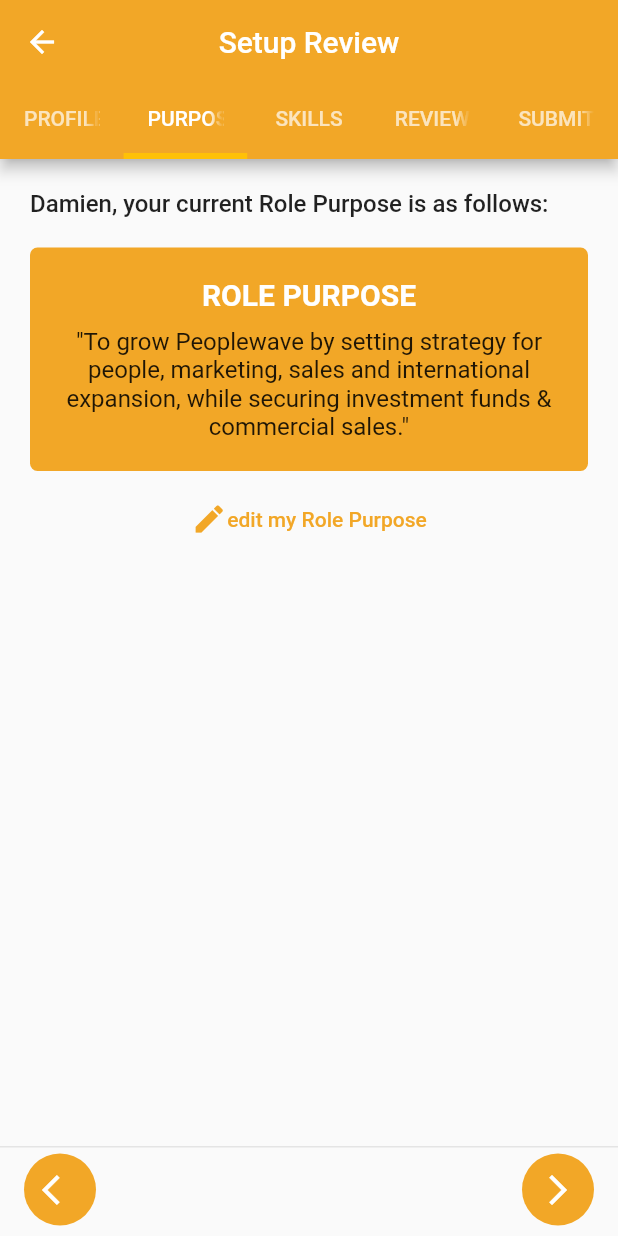
After one commit to rosemalejohn/my-flutter-genesis-app, a Flutter app: the SetupReview screen opened by its route, tab 2 chosen, after a tap on the "arrow back ios" icon, after a tap on "ALL SET", on a phone screen of 412 x 824 dp. The commit adds this screen. Run offline on Flutter 3.47's test engine with Material 2 defaults, Android fonts, the phone set to English and light mode, and no system bars; network calls fail.

Commit message:
Polish profile page and add setup review screens

```diff
--- a/lib/routes.dart
+++ b/lib/routes.dart
@@ -5,8 +5,9 @@ import 'package:performancewave/screens/doingreview/start.dart';
 import 'package:performancewave/screens/login.dart';
 import 'package:performancewave/screens/profile/index.dart';
 import 'package:performancewave/screens/ranking.dart';
-import 'package:performancewave/screens/review-setup/index.dart';
-import 'package:performancewave/screens/setup_review.dart';
+import 'package:performancewave/screens/review_setup/index.dart';
+import 'package:performancewave/screens/setup_review/index.dart';
+import 'package:performancewave/screens/setup_review/start.dart';
 import 'package:performancewave/screens/team_stats/index.dart';
 
 Object routes (context) {
@@ -16,6 +17,7 @@ Object routes (context) {
     '/do-review/start': (context) => StartReview(),
     '/do-review': (context) => DoingReview(),
     '/profile': (context) => Profile(),
+    '/setup-review/start': (context) => StartReviewSetup(),
     '/setup-review': (context) => SetupReview(),
     '/rankings': (context) => Rankings(),
     '/team-stats': (context) => TeamStats(),
--- a/lib/screens/change_password.dart
+++ b/lib/screens/change_password.dart
@@ -20,7 +20,7 @@ class ChangePassword extends StatelessWidget {
                   ),
                 ),
                 Padding(
-                  padding: const EdgeInsets.all(10.0),
+                  padding: const EdgeInsets.symmetric(vertical: 10.0),
                   child: Divider(),
                 ),
                 Text(
--- a/lib/screens/dashboard/index.dart
+++ b/lib/screens/dashboard/index.dart
@@ -32,7 +32,7 @@ class Dashboard extends StatelessWidget {
         ),
         floatingActionButton: FloatingActionButton(
           onPressed: () {
-            Navigator.pushNamed(context, '/setup-review');
+            Navigator.pushNamed(context, '/setup-review/start');
           },
           tooltip: 'Setup review',
           child: Icon(Icons.add),
--- a/lib/screens/dashboard/stats.dart
+++ b/lib/screens/dashboard/stats.dart
@@ -7,7 +7,7 @@ class StatsTabContent extends StatelessWidget {
     return ListView(
       children: <Widget>[
         Padding(
-          padding: const EdgeInsets.all(20.0),
+          padding: const EdgeInsets.only(top: 20.0, left: 20.0, right: 20.0),
           child: Column(
             children: <Widget>[
               WaveStatFilter(),
--- a/lib/screens/review-setup/index.dart
+++ b/lib/screens/review_setup/index.dart
@@ -1,6 +1,6 @@
 import 'package:flutter/material.dart';
-import 'package:performancewave/screens/review-setup/directs.dart';
-import 'package:performancewave/screens/review-setup/self.dart';
+import 'package:performancewave/screens/review_setup/directs.dart';
+import 'package:performancewave/screens/review_setup/self.dart';
 import 'package:performancewave/widgets/app_drawer.dart';
 import 'package:performancewave/widgets/notification_drawer.dart';
 
--- a/lib/screens/review-setup/self.dart
+++ b/lib/screens/review_setup/self.dart
@@ -1,5 +1,5 @@
 import 'package:flutter/material.dart';
-import 'package:performancewave/screens/review-setup/setup.dart';
+import 'package:performancewave/screens/review_setup/setup.dart';
 
 class SelfTab extends StatelessWidget {
   @override
--- /dev/null
+++ b/lib/screens/setup_review/index.dart
@@ -0,0 +1,131 @@
+import 'package:flutter/material.dart';
+import 'package:performancewave/screens/setup_review/profile.dart';
+import 'package:performancewave/screens/setup_review/purpose.dart';
+import 'package:performancewave/screens/setup_review/reviewers.dart';
+import 'package:performancewave/screens/setup_review/skills.dart';
+import 'package:performancewave/screens/setup_review/submit.dart';
+import 'package:performancewave/widgets/button.dart';
+
+class SetupReview extends StatefulWidget {
+  @override
+  _SetupReviewState createState() => _SetupReviewState();
+}
+
+class _SetupReviewState extends State<SetupReview> with SingleTickerProviderStateMixin {
+
+  TabController _tabController;
+  int _tabInitialIndex;
+
+  @override
+  void initState() {
+    super.initState();
+    _tabInitialIndex = 0;
+    _tabController = TabController(
+      initialIndex: _tabInitialIndex,
+      length: 5,
+      vsync: this
+    );
+    _tabController.addListener(_handleTabListener);
+  }
+
+  void _handleTabListener() {
+    setState(() {
+      _tabInitialIndex = _tabController.index;
+    });
+  }
+
+  Widget _buildBottomNavigationBar() {
+    if (_tabInitialIndex == 0) {
+      return Container(
+        decoration: BoxDecoration(
+          border: Border(top: BorderSide(style: BorderStyle.solid, color: Color(0xffe4e4e4)))
+        ),
+        child: Padding(
+          padding: const EdgeInsets.symmetric(horizontal: 20.0, vertical: 10.0),
+          child: WaveButton(
+            text: 'ALL SET',
+            onPressed: () {
+              _tabController.animateTo(1);
+            },
+          ),
+        )
+      );
+    } else {
+      return  Container(
+        decoration: BoxDecoration(
+          border: Border(top: BorderSide(style: BorderStyle.solid, color: Color(0xffe4e4e4)))
+        ),
+        child: ListTile(
+          leading: Container(
+            decoration: BoxDecoration(
+              color: Theme.of(context).primaryColor,
+              shape: BoxShape.circle
+            ),
+            child: IconButton(
+              color: Colors.white,
+              icon: Icon(Icons.arrow_back_ios),
+              onPressed: () {
+                if (_tabInitialIndex > 0) {
+                  _tabController.animateTo(--_tabInitialIndex);
+                }
+              },
+            ),
+          ),
+          trailing: Container(
+            decoration: BoxDecoration(
+              color: Theme.of(context).primaryColor,
+              shape: BoxShape.circle
+            ),
+            child: IconButton(
+              color: Colors.white,
+              icon: Icon(Icons.arrow_forward_ios),
+              onPressed: () {
+                if (_tabInitialIndex < 5) {
+                  _tabController.animateTo(++_tabInitialIndex);
+                }
+              },
+            ),
+          )
+        ),
+        height: 60.0
+      );
+    }
+  }
+
+  @override
+  Widget build(BuildContext context) {
+    return DefaultTabController(
+      length: 5,
+      child: Scaffold(
+        appBar: AppBar(
+          centerTitle: true,
+          title: Text('Setup Review'),
+          bottom: TabBar(
+            controller: _tabController,
+            labelColor: Colors.white,
+            indicatorWeight: 4.0,
+            tabs: <Widget>[
+              Tab(text: 'PROFILE'),
+              Tab(text: 'PURPOSE'),
+              Tab(text: 'SKILLS'),
+              Tab(text: 'REVIEWERS'),
+              Tab(text: 'SUBMIT')
+            ],
+          )
+        ),
+        body: TabBarView(
+          physics: const NeverScrollableScrollPhysics(),
+          controller: _tabController,
+          children: <Widget>[
+            Profile(),
+            Purpose(),
+            Skills(),
+            Reviewers(),
+            Submit()
+          ],
+        ),
+        bottomNavigationBar: _buildBottomNavigationBar()
+      )
+    );
+  }
+}
--- /dev/null
+++ b/lib/screens/setup_review/profile.dart
@@ -0,0 +1,88 @@
+import 'package:flutter/material.dart';
+
+class Profile extends StatelessWidget {
+  @override
+  Widget build(BuildContext context) {
+    return ListView(
+      children: <Widget>[
+        Padding(
+          padding: const EdgeInsets.all(20.0),
+          child: Column(
+            crossAxisAlignment: CrossAxisAlignment.start,
+            children: <Widget>[
+              RichText(
+                text: TextSpan(
+                  text: 'Before we start, here\'s your current Peoplewave profile ',
+                  style: DefaultTextStyle.of(context).style,
+                  children: <TextSpan>[
+                    TextSpan(text: '(this will be visible to your viewers)', style: TextStyle(fontSize: 14.0)),
+                  ],
+                ),
+              ),
+              Padding(
+                padding: const EdgeInsets.symmetric(vertical: 10.0),
+                child: Divider(),
+              ),
+              Text('Damien Cummings', style: TextStyle(fontWeight: FontWeight.w500, fontSize: 24.0)),
+              SizedBox(height: 10.0,),
+              Text('Chief Executive Officer', style: TextStyle(fontSize: 16.0),),
+              SizedBox(height: 40.0),
+              Text(
+                'DATE JOINED',
+                style: TextStyle(
+                  color: Theme.of(context).primaryColor,
+                  fontWeight: FontWeight.w500,
+                  fontSize: 16.0
+                ),
+              ),
+              SizedBox(height: 10.0,),
+              Text(
+                'January 2017',
+                style: TextStyle(
+                  fontWeight: FontWeight.w500,
+                  fontSize: 16.0
+                ),
+              ),
+              // Duration of work
+              SizedBox(height: 20.0),
+              Text(
+                'DURATION OF WORK',
+                style: TextStyle(
+                  color: Theme.of(context).primaryColor,
+                  fontWeight: FontWeight.w500,
+                  fontSize: 16.0
+                ),
+              ),
+              SizedBox(height: 10.0,),
+              Text(
+                '1 year and 9 months',
+                style: TextStyle(
+                  fontWeight: FontWeight.w500,
+                  fontSize: 16.0
+                ),
+              ),
+              // Status
+              SizedBox(height: 20.0),
+              Text(
+                'STATUS',
+                style: TextStyle(
+                  color: Theme.of(context).primaryColor,
+                  fontWeight: FontWeight.w500,
+                  fontSize: 16.0
+                ),
+              ),
+              SizedBox(height: 10.0,),
+              Text(
+                'Full-time',
+                style: TextStyle(
+                  fontWeight: FontWeight.w500,
+                  fontSize: 16.0
+                ),
+              ),
+            ],
+          )
+        )
+      ],
+    );
+  }
+}
--- /dev/null
+++ b/lib/screens/setup_review/purpose.dart
@@ -0,0 +1,41 @@
+import 'package:flutter/material.dart';
+import 'package:performancewave/widgets/role_purpose.dart';
+
+class Purpose extends StatelessWidget {
+  @override
+  Widget build(BuildContext context) {
+    return ListView(
+      children: <Widget>[
+        Padding(
+          padding: const EdgeInsets.all(20.0),
+          child: Column(
+            crossAxisAlignment: CrossAxisAlignment.start,
+            children: <Widget>[
+              Text(
+                'Damien, your current Role Purpose is as follows:',
+                style: TextStyle(fontWeight: FontWeight.w500, fontSize: 16.0)
+              ),
+              SizedBox(height: 20.0),
+              WaveRolePurpose(),
+              SizedBox(height: 20.0),
+              Row(
+                mainAxisAlignment: MainAxisAlignment.center,
+                children: <Widget>[
+                  Icon(Icons.edit, color: Theme.of(context).primaryColor,),
+                  Text(
+                    'edit my Role Purpose',
+                    style: TextStyle(
+                      color: Theme.of(context).primaryColor,
+                      fontWeight: FontWeight.w500
+                    ),
+                    textAlign: TextAlign.center,
+                  ),
+                ],
+              )
+            ],
+          )
+        )
+      ],
+    );
+  }
+}
--- /dev/null
+++ b/lib/screens/setup_review/reviewers.dart
@@ -0,0 +1,10 @@
+import 'package:flutter/material.dart';
+
+class Reviewers extends StatelessWidget {
+  @override
+  Widget build(BuildContext context) {
+    return Container(
+
+    );
+  }
+}
--- /dev/null
+++ b/lib/screens/setup_review/skills.dart
@@ -0,0 +1,10 @@
+import 'package:flutter/material.dart';
+
+class Skills extends StatelessWidget {
+  @override
+  Widget build(BuildContext context) {
+    return Container(
+
+    );
+  }
+}
--- /dev/null
+++ b/lib/screens/setup_review/submit.dart
@@ -0,0 +1,10 @@
+import 'package:flutter/material.dart';
+
+class Submit extends StatelessWidget {
+  @override
+  Widget build(BuildContext context) {
+    return Container(
+
+    );
+  }
+}
--- a/lib/styles/theme.dart
+++ b/lib/styles/theme.dart
@@ -18,6 +18,6 @@ ThemeData waveTheme = ThemeData(
   ),
   primaryIconTheme: IconThemeData(color: Colors.white),
   textTheme: TextTheme(
-    button: TextStyle(color: Colors.white)
+    button: TextStyle(color: Colors.white),
   ),
 );
--- a/lib/widgets/app_drawer.dart
+++ b/lib/widgets/app_drawer.dart
@@ -87,7 +87,7 @@ class MainDrawer extends StatelessWidget {
                   leading: Icon(Icons.edit),
                   title: Text('Set up your next review'),
                   onTap: () {
-                    Navigator.pushNamed(context, '/setup-review');
+                    Navigator.pushNamed(context, '/setup-review/start');
                   }
                 ),
                 ListTile(
--- a/lib/widgets/button.dart
+++ b/lib/widgets/button.dart
@@ -8,10 +8,29 @@ class WaveButton extends StatelessWidget {
 
   final Color color;
 
-  WaveButton({ this.text, this.onPressed, this.color });
+  bool outlined;
+
+  WaveButton({
+    this.text,
+    this.onPressed,
+    this.color,
+    this.outlined = false
+  });
 
   @override
   Widget build(BuildContext context) {
+    if (outlined) {
+      return OutlineButton(
+        shape: new RoundedRectangleBorder(
+          borderRadius: new BorderRadius.circular(30.0),
+        ),
+        onPressed: onPressed,
+        child: Text(text, style: TextStyle(fontSize: 16.0),),
+        borderSide: BorderSide(
+          color: Colors.amber,
+        ),
+      );
+    } else {
       return FlatButton(
         shape: new RoundedRectangleBorder(
           borderRadius: new BorderRadius.circular(30.0),
@@ -21,5 +40,6 @@ class WaveButton extends StatelessWidget {
         onPressed: onPressed
       );
     }
+  }
 
 }
```
Also changed, not shown: lib/screens/profile/index.dart (+42 -17 lines), lib/screens/setup_review.dart (deleted, +0 -25 lines), lib/screens/setup_review/start.dart (added, +197 -0 lines), lib/screens/review_setup/directs.dart (renamed from lib/screens/review-setup/directs.dart), lib/screens/review_setup/setup.dart (renamed from lib/screens/review-setup/setup.dart). Lines whose indentation alone changed are shown as unchanged.
